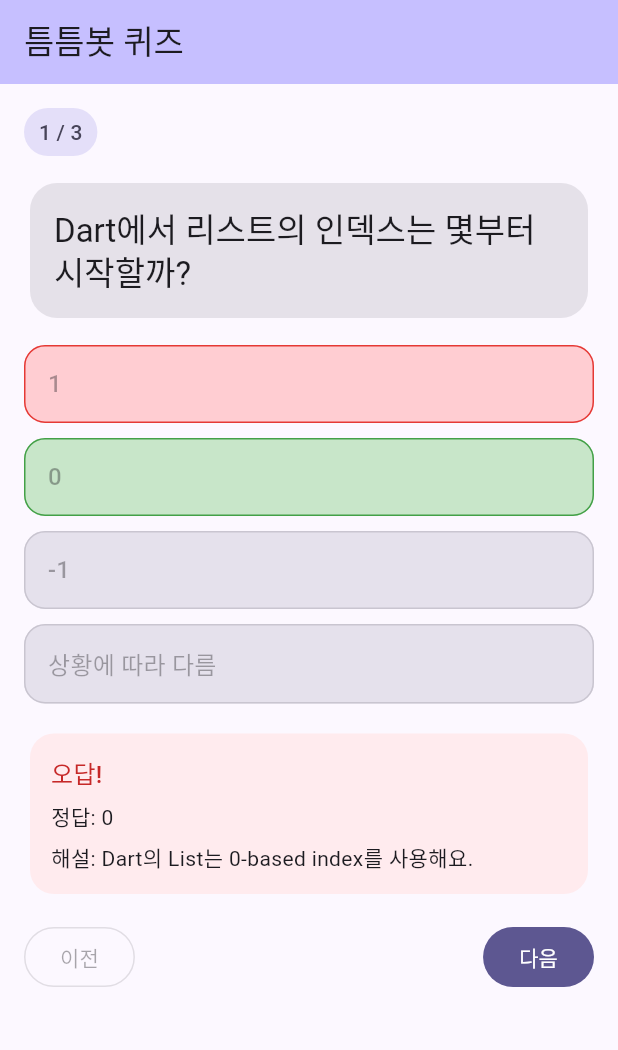
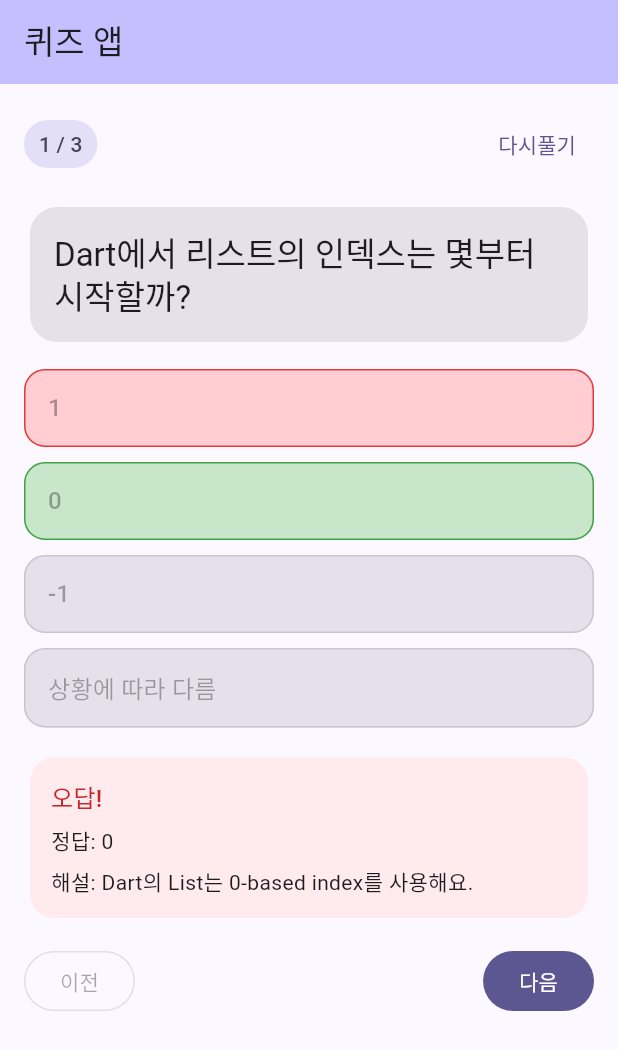
Before and after one commit to SeungYeon04/D_StudyQuiz, a Flutter app: the screen it shows after launch, after a tap on an icon or button, on a phone screen of 412 x 824 dp. Shown: the top 1050 px of the screen. Run offline on Flutter 3.47's test engine with Material 3 defaults, Android fonts, the light colour scheme and no system bars.

Commit message:
feat : 다시풀기 기능 생성

```diff
--- a/quiz_lock_app/lib/main.dart
+++ b/quiz_lock_app/lib/main.dart
@@ -13,7 +13,7 @@
   @override
   Widget build(BuildContext context) {
     return MaterialApp(
-      title: '틈틈봇',
+      title: '퀴즈 앱',
       theme: ThemeData(
         colorScheme: ColorScheme.fromSeed(seedColor: const Color(0xFF6C5CE7)),
         useMaterial3: true,
--- a/quiz_lock_app/lib/ttm_bot/screens/ttm_bot_quiz_screen.dart
+++ b/quiz_lock_app/lib/ttm_bot/screens/ttm_bot_quiz_screen.dart
@@ -38,10 +38,9 @@ class _TtmmBotQuizScreenState extends State<TtmmBotQuizScreen> {
     });
   }
 
-  void _restart() {
+  void _retryCurrent() {
     setState(() {
-      _currentIndex = 0;
-      _selectedByIndex.clear();
+      _selectedByIndex.remove(_currentIndex);
     });
   }
 
@@ -104,7 +103,12 @@ class _TtmmBotQuizScreenState extends State<TtmmBotQuizScreen> {
                       ),
                     ),
                     const Spacer(),
-                    if (isLast)
+                    if (answered)
+                      TextButton(
+                        onPressed: _retryCurrent,
+                        child: const Text('다시풀기'),
+                      )
+                    else if (isLast)
                       Text('마지막', style: theme.textTheme.labelLarge),
                   ],
                 ),
@@ -181,7 +185,7 @@ class _TtmmBotQuizScreenState extends State<TtmmBotQuizScreen> {
 
         return Scaffold(
           appBar: AppBar(
-            title: const Text('틈틈봇 퀴즈'),
+            title: const Text('퀴즈 앱'),
             backgroundColor: Theme.of(context).colorScheme.inversePrimary,
           ),
           body: body,
```
